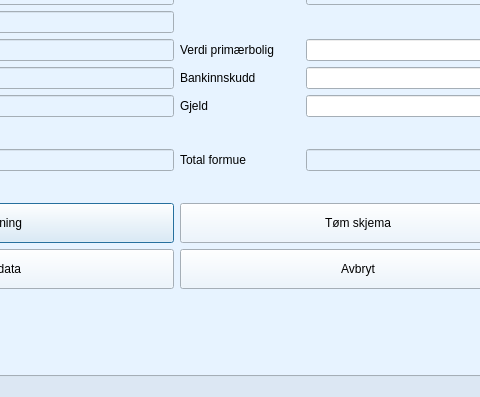
Qt form source/ui/views/forms/tax_form.ui (seemir/stressa) before a commit; both pictures show x 222 to 702 and y 163 to 560 of the 820 by 560 pixel window.
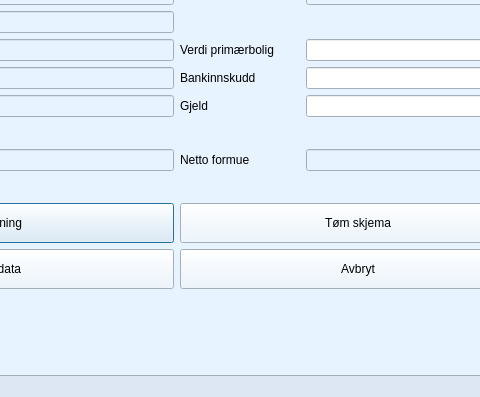
The same form after that commit. Icons and pictures are not drawn.

Commit message: Added total calculation logic to `TaxModel`

Diff of the .ui file:
```diff
--- a/source/ui/views/forms/tax_form.ui
+++ b/source/ui/views/forms/tax_form.ui
@@ -478,7 +478,7 @@
       <property name="geometry">
        <rect>
         <x>0</x>
-        <y>0</y>
+        <y>-153</y>
         <width>784</width>
         <height>448</height>
        </rect>
@@ -2441,7 +2441,7 @@
               <item row="13" column="2">
                <widget class="QLabel" name="label_total_formue">
                 <property name="text">
-                 <string>Total formue</string>
+                 <string>Netto formue</string>
                 </property>
                </widget>
               </item>
```
Left out of the diff: 4 changed lines with no effect on the pictures. The commit also changes 1 other file.
